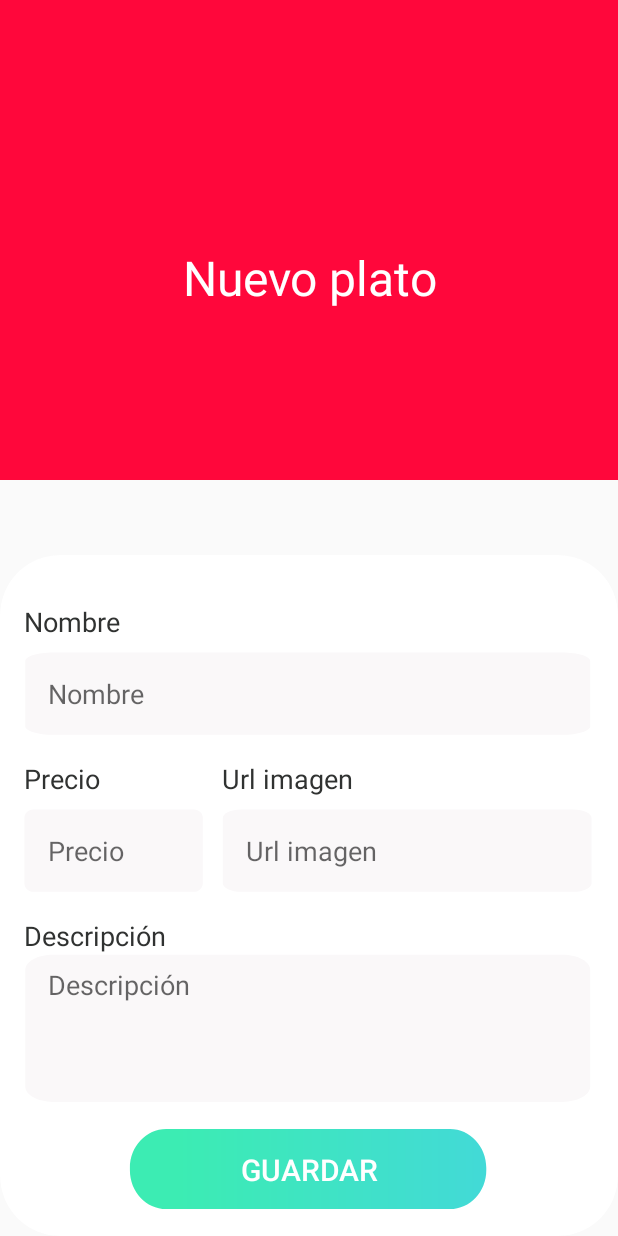
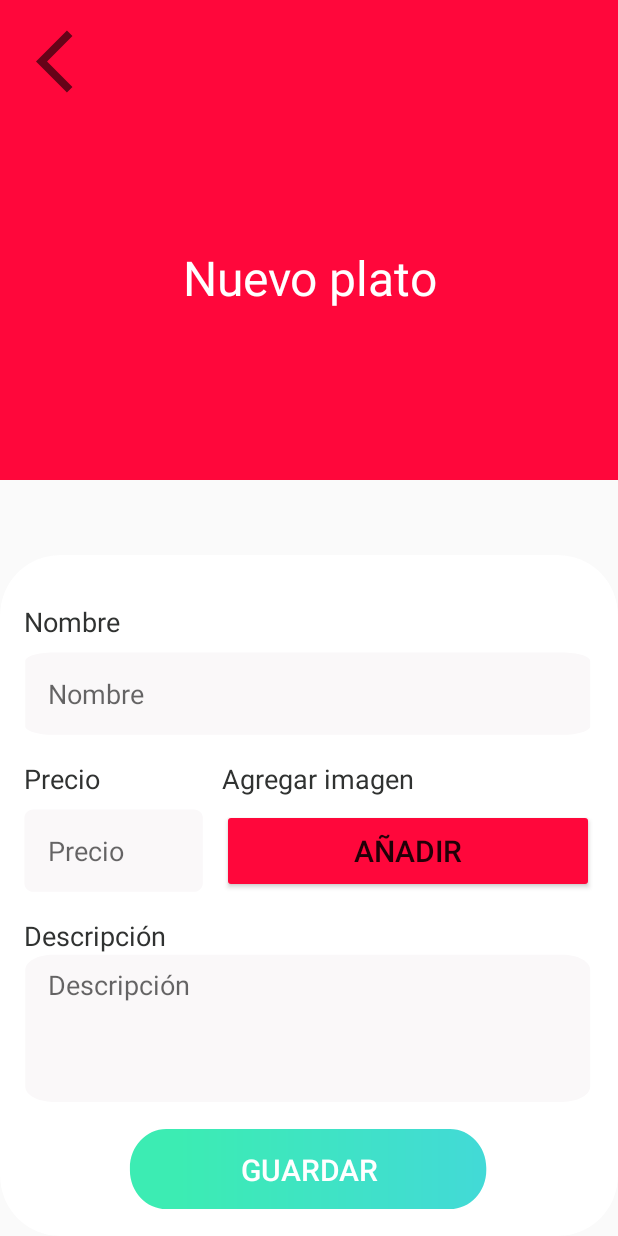
Before and after one commit to Daniel-1401/ProyectoDAM2-2, an Android app: the AddActivity screen opened directly, with no data from a screen before it, on a phone screen of 412 x 824 dp. Run offline under Robolectric (Android 15) with nearby library versions, the phone set to English and light mode, and no system bars; our stand-ins replace Firebase (no records; nobody signed in at launch, a user with empty details on screens opened directly).

Commit message:
avance subir imagenes - DANIEL

```diff
--- a/app/build.gradle
+++ b/app/build.gradle
@@ -41,6 +41,7 @@ dependencies {
     implementation platform('com.google.firebase:firebase-bom:25.12.0')
     implementation 'com.google.firebase:firebase-database-ktx:19.5.0'
     implementation 'com.google.firebase:firebase-analytics-ktx'
+    implementation 'com.google.firebase:firebase-storage-ktx'
     implementation 'com.google.firebase:firebase-auth-ktx'
 
     implementation "org.jetbrains.kotlin:kotlin-stdlib:$kotlin_version"
--- a/app/src/main/res/layout/activity_add.xml
+++ b/app/src/main/res/layout/activity_add.xml
@@ -11,6 +11,16 @@
         android:layout_height="320dp"
         android:background="@color/red_chifast"
         app:layout_constraintEnd_toEndOf="parent"
+        app:layout_constraintStart_toStartOf="parent"
+        app:layout_constraintTop_toTopOf="parent" />
+    <View
+        android:id="@+id/btnBack"
+        android:layout_width="50dp"
+        android:layout_height="50dp"
+        android:layout_marginStart="24dp"
+        android:layout_marginLeft="24dp"
+        android:layout_marginTop="16dp"
+        android:background="@drawable/ic_baseline_arrow_back_ios_24"
         app:layout_constraintStart_toStartOf="parent"
         app:layout_constraintTop_toTopOf="parent" />
 
@@ -116,7 +126,7 @@
                 android:textColor="@color/text_dark"
                 android:textSize="18sp" />
 
-            <EditText
+            <!--<Button
                 android:id="@+id/urlEditText"
                 android:layout_width="match_parent"
                 android:layout_height="56dp"
@@ -132,12 +142,26 @@
                 android:autofillHints=""
                 android:background="@drawable/ic_field"
                 android:ems="10"
-                android:hint="@string/url_form"
-                android:inputType="textUri|text"
                 android:paddingLeft="16dp"
                 android:paddingTop="8dp"
                 android:paddingRight="16dp"
-                android:paddingBottom="8dp" />
+                android:paddingBottom="8dp" /> -->
+            <Button
+                android:id="@+id/btnAgregaImg"
+                android:layout_width="match_parent"
+                android:layout_height="56dp"
+                android:layout_marginStart="12dp"
+                android:layout_marginLeft="12dp"
+                android:layout_marginEnd="16dp"
+                android:layout_marginRight="16dp"
+                android:layout_toEndOf="@+id/precioEditText"
+                android:layout_toRightOf="@+id/precioEditText"
+                android:layout_below="@+id/urlTextView"
+                android:text="añadir"
+                android:textSize="20dp"
+                android:backgroundTint="@color/red_chifast"/>
+
+
 
             <TextView
                 android:id="@+id/urlTextView"
@@ -154,7 +178,7 @@
                 android:layout_marginBottom="8dp"
                 android:layout_toEndOf="@+id/precioTextView"
                 android:layout_toRightOf="@+id/precioTextView"
-                android:text="@string/url_form"
+                android:text="Agregar imagen"
                 android:textColor="@color/text_dark"
                 android:textSize="18sp" />
 
```
Also changed, not shown: app/src/main/java/com/admin/chifast/Activities/AddActivity.kt (+51 -4 lines).
